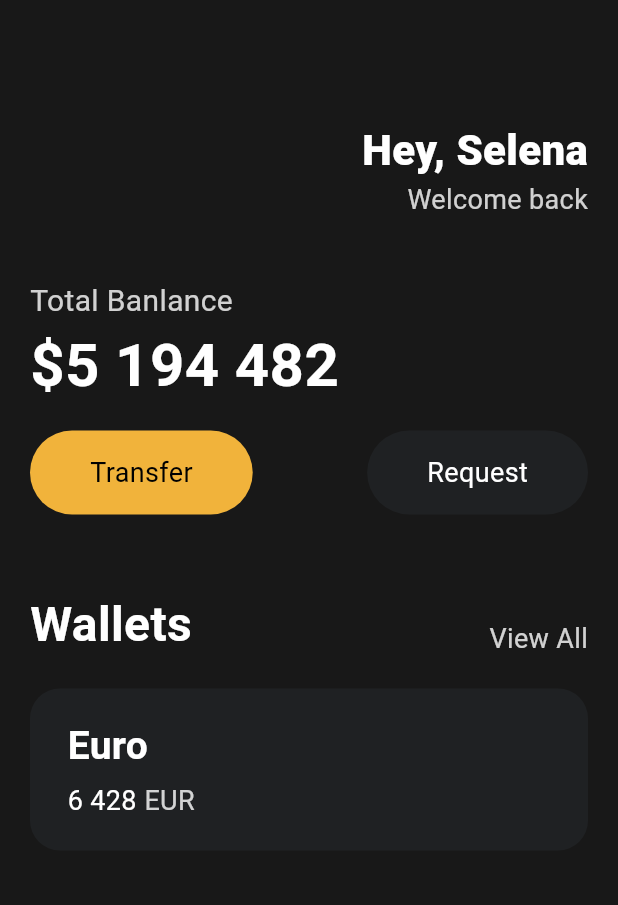
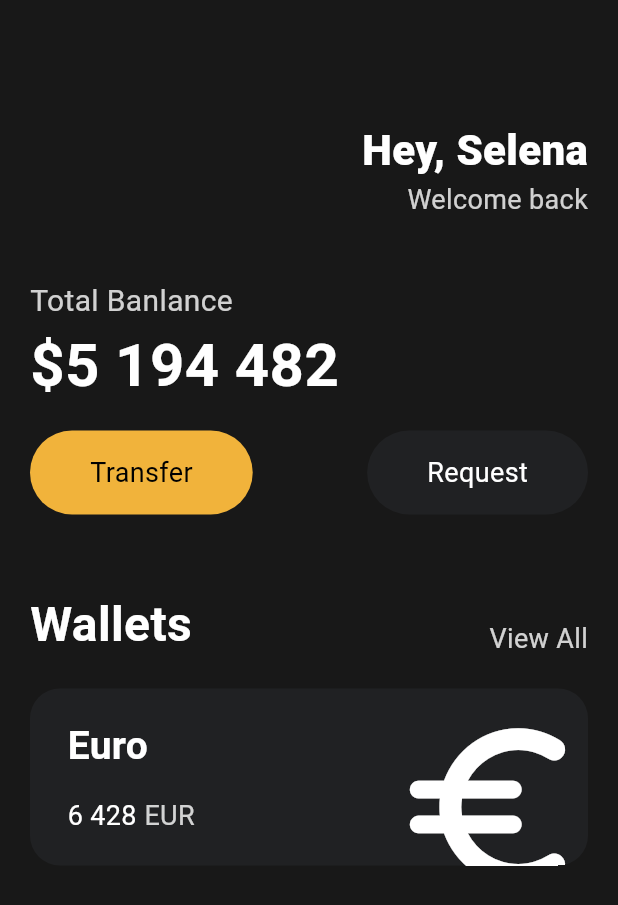
Before and after one commit to heereal/Digital_Wallet, a Flutter app: the screen it shows after launch, on a phone screen of 412 x 824 dp. Shown: the top 905 px of the screen. Run offline on Flutter 3.47's test engine with Material 3 defaults, Android fonts, the light colour scheme and no system bars.

Commit message:
design: icons and transforms

```diff
--- a/lib/main.dart
+++ b/lib/main.dart
@@ -85,7 +85,7 @@ class MyApp extends StatelessWidget {
                     ),
                     Button(
                       text: 'Request',
-                      bgColor: Color(0xFF1F2123),
+                      bgColor: Color(0xFF202123),
                       textColor: Colors.white,
                     ),
                   ],
@@ -114,8 +114,10 @@ class MyApp extends StatelessWidget {
                   height: 20,
                 ),
                 Container(
+                    // 컨테이너 밖으로 넘치는 부분(overflow) 잘라내기
+                    clipBehavior: Clip.hardEdge,
                     decoration: BoxDecoration(
-                      color: const Color(0xFF1F2123),
+                      color: const Color(0xFF202123),
                       borderRadius: BorderRadius.circular(20),
                     ),
                     child: Padding(
@@ -124,6 +126,7 @@ class MyApp extends StatelessWidget {
                         vertical: 20,
                       ),
                       child: Row(
+                        mainAxisAlignment: MainAxisAlignment.spaceBetween,
                         children: [
                           Column(
                             crossAxisAlignment: CrossAxisAlignment.start,
@@ -137,7 +140,7 @@ class MyApp extends StatelessWidget {
                                 ),
                               ),
                               const SizedBox(
-                                height: 5,
+                                height: 15,
                               ),
                               Row(
                                 children: [
@@ -159,9 +162,22 @@ class MyApp extends StatelessWidget {
                                     ),
                                   ),
                                 ],
-                              )
+                              ),
                             ],
-                          )
+                          ),
+                          // 부모 위젯에 영향 주지 않고 크기 키우기
+                          Transform.scale(
+                            scale: 2,
+                            // 위젯 x, y좌표 지정
+                            child: Transform.translate(
+                              offset: const Offset(-2, 10),
+                              child: const Icon(
+                                Icons.euro_rounded,
+                                color: Colors.white,
+                                size: 70,
+                              ),
+                            ),
+                          ),
                         ],
                       ),
                     ))
```
